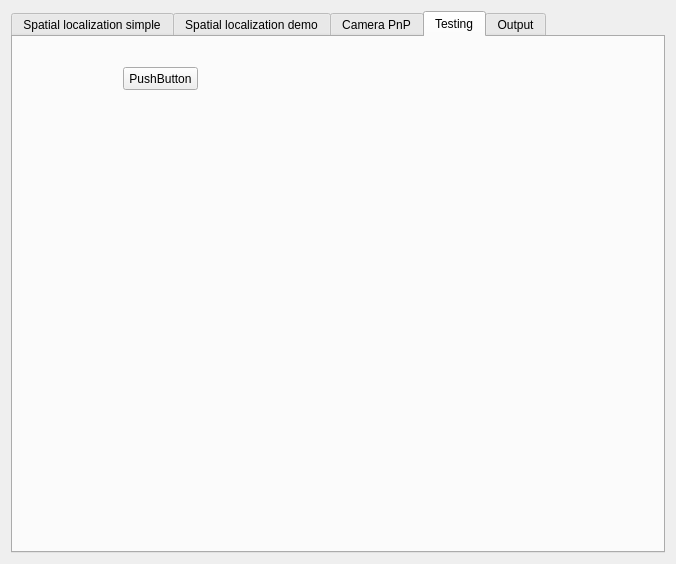
First picture: the form in Plugins/org.mitk.lancet.spinecarmregistration/src/internal/SpineCArmRegistrationControls.ui, repository zhaomengxiao/LancetMITK-Adition, before the edit.
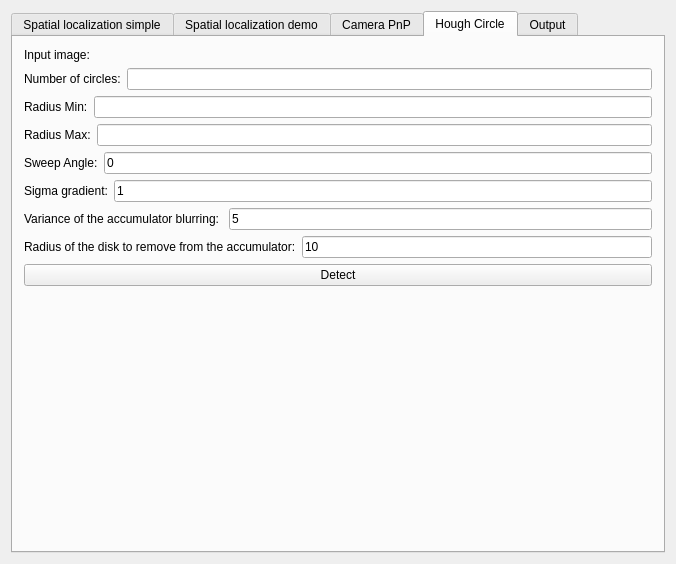
Second picture: the form after the edit. Custom widgets are drawn as their Qt base class.

Commit message: Start testing Hough circle detection

Patch:
```diff
--- a/Plugins/org.mitk.lancet.spinecarmregistration/src/internal/SpineCArmRegistrationControls.ui
+++ b/Plugins/org.mitk.lancet.spinecarmregistration/src/internal/SpineCArmRegistrationControls.ui
@@ -19,7 +19,7 @@
   <property name="windowTitle">
    <string>QmitkTemplate</string>
   </property>
-  <layout class="QVBoxLayout" name="verticalLayout_2">
+  <layout class="QHBoxLayout" name="horizontalLayout_31">
    <item>
     <widget class="QTabWidget" name="tabWidget">
      <property name="currentIndex">
@@ -898,21 +898,162 @@
      </widget>
      <widget class="QWidget" name="tab_5">
       <attribute name="title">
-       <string>Testing</string>
+       <string>Hough Circle</string>
       </attribute>
-      <widget class="QPushButton" name="pushButton_test">
-       <property name="geometry">
-        <rect>
-         <x>110</x>
-         <y>30</y>
-         <width>75</width>
-         <height>23</height>
-        </rect>
-       </property>
-       <property name="text">
-        <string>PushButton</string>
-       </property>
-      </widget>
+      <layout class="QGridLayout" name="gridLayout_17">
+       <item row="2" column="0">
+        <layout class="QHBoxLayout" name="horizontalLayout_36">
+         <item>
+          <widget class="QLabel" name="label_40">
+           <property name="text">
+            <string>Radius Min:</string>
+           </property>
+          </widget>
+         </item>
+         <item>
+          <widget class="QLineEdit" name="lineEdit_RadiusMin"/>
+         </item>
+        </layout>
+       </item>
+       <item row="3" column="0">
+        <layout class="QHBoxLayout" name="horizontalLayout_35">
+         <item>
+          <widget class="QLabel" name="label_41">
+           <property name="text">
+            <string>Radius Max:</string>
+           </property>
+          </widget>
+         </item>
+         <item>
+          <widget class="QLineEdit" name="lineEdit_RadiusMax"/>
+         </item>
+        </layout>
+       </item>
+       <item row="7" column="0">
+        <layout class="QHBoxLayout" name="horizontalLayout_38">
+         <item>
+          <widget class="QLabel" name="label_44">
+           <property name="text">
+            <string>Variance of the accumulator blurring: </string>
+           </property>
+          </widget>
+         </item>
+         <item>
+          <widget class="QLineEdit" name="lineEdit_BlurVariance">
+           <property name="text">
+            <string>5</string>
+           </property>
+          </widget>
+         </item>
+        </layout>
+       </item>
+       <item row="0" column="0">
+        <layout class="QHBoxLayout" name="horizontalLayout_33">
+         <item>
+          <widget class="QLabel" name="label_38">
+           <property name="text">
+            <string>Input image:</string>
+           </property>
+          </widget>
+         </item>
+         <item>
+          <widget class="QmitkSingleNodeSelectionWidget" name="mitkNodeSelectWidget_circleDetectInput" native="true">
+           <property name="enabled">
+            <bool>true</bool>
+           </property>
+          </widget>
+         </item>
+        </layout>
+       </item>
+       <item row="1" column="0">
+        <layout class="QHBoxLayout" name="horizontalLayout_32">
+         <item>
+          <widget class="QLabel" name="label_39">
+           <property name="text">
+            <string>Number of circles:</string>
+           </property>
+          </widget>
+         </item>
+         <item>
+          <widget class="QLineEdit" name="lineEdit_circleNum"/>
+         </item>
+        </layout>
+       </item>
+       <item row="5" column="0">
+        <layout class="QHBoxLayout" name="horizontalLayout_34">
+         <item>
+          <widget class="QLabel" name="label_42">
+           <property name="text">
+            <string>Sweep Angle:</string>
+           </property>
+          </widget>
+         </item>
+         <item>
+          <widget class="QLineEdit" name="lineEdit_SweepAngle">
+           <property name="text">
+            <string>0</string>
+           </property>
+          </widget>
+         </item>
+        </layout>
+       </item>
+       <item row="10" column="0">
+        <spacer name="verticalSpacer_2">
+         <property name="orientation">
+          <enum>Qt::Vertical</enum>
+         </property>
+         <property name="sizeHint" stdset="0">
+          <size>
+           <width>20</width>
+           <height>40</height>
+          </size>
+         </property>
+        </spacer>
+       </item>
+       <item row="6" column="0">
+        <layout class="QHBoxLayout" name="horizontalLayout_37">
+         <item>
+          <widget class="QLabel" name="label_43">
+           <property name="text">
+            <string>Sigma gradient:</string>
+           </property>
+          </widget>
+         </item>
+         <item>
+          <widget class="QLineEdit" name="lineEdit_SigmaGradient">
+           <property name="text">
+            <string>1</string>
+           </property>
+          </widget>
+         </item>
+        </layout>
+       </item>
+       <item row="8" column="0">
+        <layout class="QHBoxLayout" name="horizontalLayout_39">
+         <item>
+          <widget class="QLabel" name="label_45">
+           <property name="text">
+            <string>Radius of the disk to remove from the accumulator:</string>
+           </property>
+          </widget>
+         </item>
+         <item>
+          <widget class="QLineEdit" name="lineEdit_RadiusToRemove">
+           <property name="text">
+            <string>10</string>
+           </property>
+          </widget>
+         </item>
+        </layout>
+       </item>
+       <item row="9" column="0">
+        <widget class="QPushButton" name="pushButton_detectCircle">
+         <property name="text">
+          <string>Detect</string>
+         </property>
+        </widget>
+       </item>
+      </layout>
      </widget>
      <widget class="QWidget" name="tab_3">
       <attribute name="title">
```
